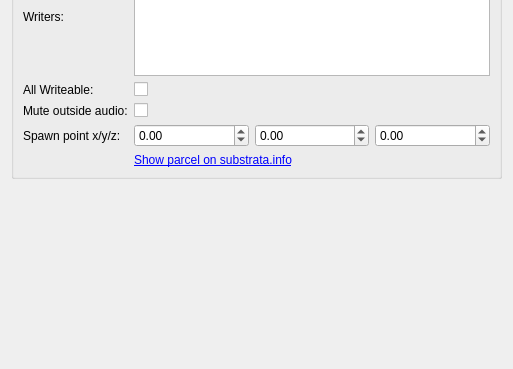
The window that gui_client/ParcelEditor.ui (shipilovden/sub-metasiberia) describes before a commit, drawn with Qt 5; both pictures show x 0 to 513 and y 461 to 830 of the 513 by 830 pixel window.
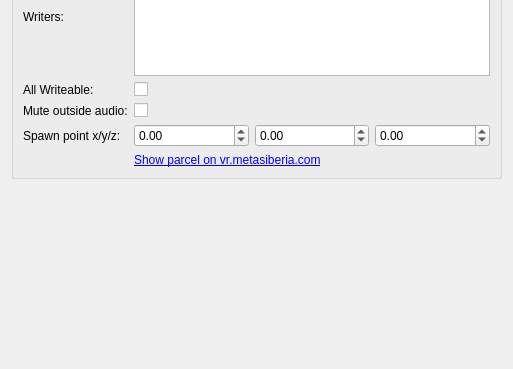
The same window after the commit. Custom widgets are drawn as their Qt base class.

Commit message: Switch defaults to vr.metasiberia.com + web deploy workflow

What changed in the file:
```diff
--- a/gui_client/ParcelEditor.ui
+++ b/gui_client/ParcelEditor.ui
@@ -156,7 +156,7 @@
       <item row="14" column="1">
        <widget class="QLabel" name="showOnWebLabel">
         <property name="text">
-         <string>&lt;a href=&quot;#boo&quot;&gt;Show parcel on substrata.info&lt;/a&gt;</string>
+         <string>&lt;a href=&quot;#boo&quot;&gt;Show parcel on vr.metasiberia.com&lt;/a&gt;</string>
         </property>
        </widget>
       </item>
```
The commit also changes 12 other files.
